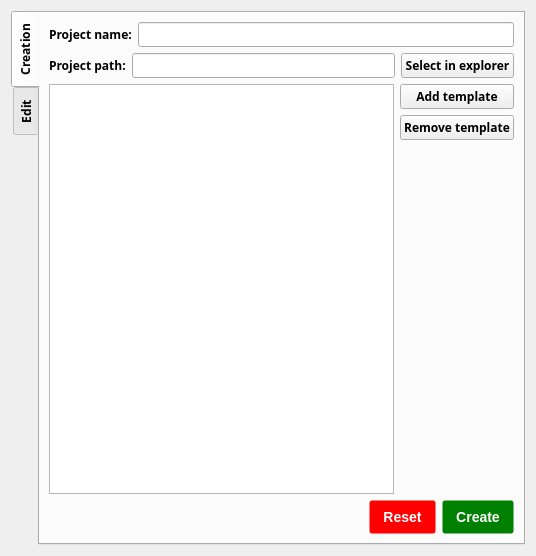
Notidman/Dollar, file projectsmenu.ui: the form before one commit.
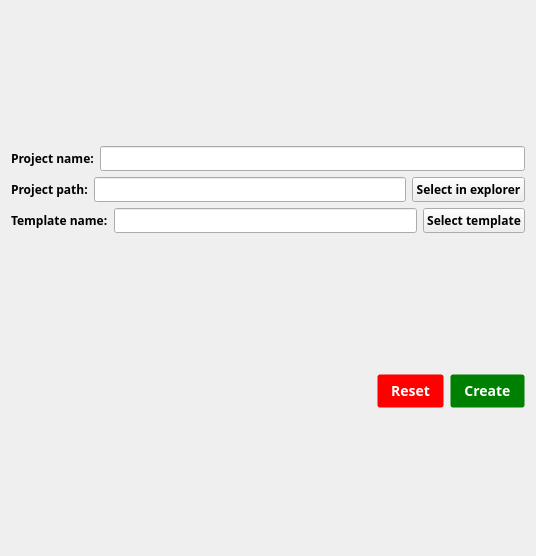
The form after the commit.

Diff of the .ui file:
```diff
--- a/projectsmenu.ui
+++ b/projectsmenu.ui
@@ -13,32 +13,14 @@
   <property name="font">
    <font>
     <family>Hack</family>
-   </font>
-  </property>
-  <property name="windowTitle">
-   <string>Form</string>
-  </property>
-  <layout class="QHBoxLayout" name="horizontalLayout_2">
-   <item>
-    <widget class="QTabWidget" name="projects_menu">
-     <property name="font">
-      <font>
-       <family>Hack</family>
        <weight>75</weight>
        <bold>true</bold>
       </font>
      </property>
-     <property name="tabPosition">
-      <enum>QTabWidget::West</enum>
-     </property>
-     <property name="currentIndex">
-      <number>0</number>
-     </property>
-     <widget class="QWidget" name="project_creation">
-      <attribute name="title">
-       <string>Creation</string>
-      </attribute>
-      <layout class="QVBoxLayout" name="verticalLayout_4">
+  <property name="windowTitle">
+   <string>Form</string>
+  </property>
+  <layout class="QVBoxLayout" name="verticalLayout_2">
        <item>
         <layout class="QVBoxLayout" name="verticalLayout">
          <item>
@@ -79,38 +61,21 @@
          <item>
           <layout class="QHBoxLayout" name="horizontalLayout">
            <item>
-            <widget class="QColumnView" name="colView_templates"/>
-           </item>
-           <item>
-            <layout class="QVBoxLayout" name="verticalLayout_2">
-             <item>
-              <widget class="QPushButton" name="pb_add_template">
+        <widget class="QLabel" name="label_3">
                <property name="text">
-                <string>Add template</string>
+          <string>Template name:</string>
                </property>
               </widget>
              </item>
              <item>
-              <widget class="QPushButton" name="pb_remove_template">
-               <property name="text">
-                <string>Remove template</string>
-               </property>
-              </widget>
+        <widget class="QLineEdit" name="lEdit_template_name"/>
              </item>
              <item>
-              <spacer name="verticalSpacer">
-               <property name="orientation">
-                <enum>Qt::Vertical</enum>
-               </property>
-               <property name="sizeHint" stdset="0">
-                <size>
-                 <width>20</width>
-                 <height>40</height>
-                </size>
-               </property>
-              </spacer>
-             </item>
-            </layout>
+        <widget class="QPushButton" name="pb_select_template">
+         <property name="text">
+          <string>Select template</string>
+         </property>
+        </widget>
            </item>
           </layout>
          </item>
@@ -123,6 +88,9 @@
            <property name="orientation">
             <enum>Qt::Horizontal</enum>
            </property>
+       <property name="sizeType">
+        <enum>QSizePolicy::Expanding</enum>
+       </property>
            <property name="sizeHint" stdset="0">
             <size>
              <width>40</width>
@@ -172,15 +140,6 @@
           </widget>
          </item>
         </layout>
-       </item>
-      </layout>
-     </widget>
-     <widget class="QWidget" name="projects_control">
-      <attribute name="title">
-       <string>Edit</string>
-      </attribute>
-     </widget>
-    </widget>
    </item>
   </layout>
  </widget>
```
Left out of the diff: 4 changed lines with no effect on the pictures. Lines whose indentation alone changed are shown as unchanged.
